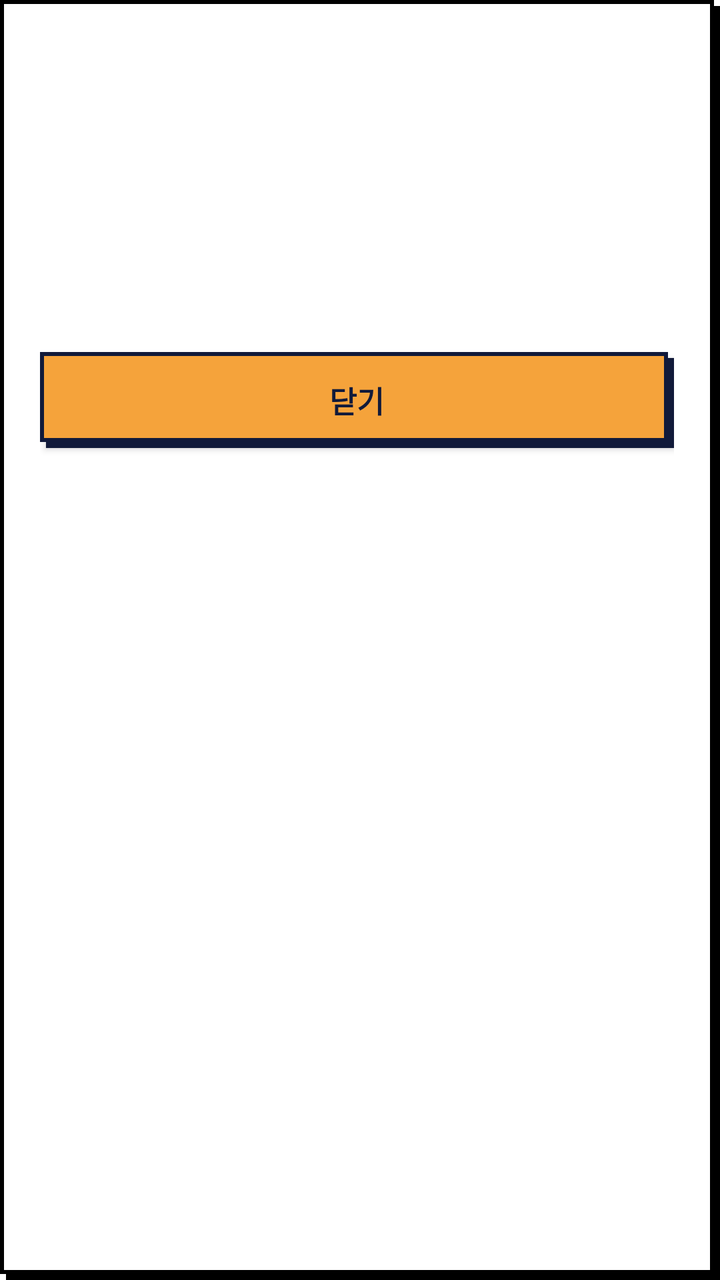
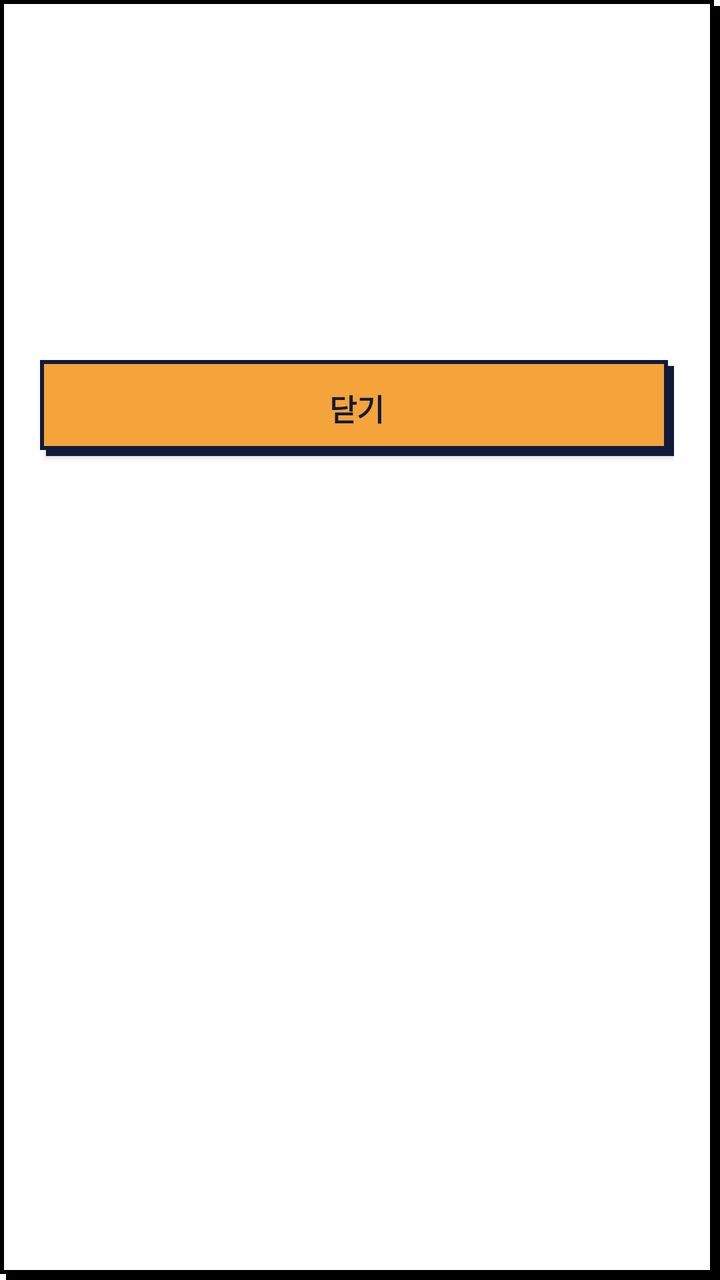

The first picture is an Android layout as it rendered before a commit; the second is the same layout after the commit. The layout source and the unified diff follow.
<!-- AndroidManifest.xml: application theme Theme.Delibuddy -->
<!-- res/layout/dialog_profile.xml -->
<?xml version="1.0" encoding="utf-8"?>
<LinearLayout xmlns:android="http://schemas.android.com/apk/res/android"
    android:layout_width="match_parent"
    android:layout_height="wrap_content"
    android:background="@drawable/bg_pixel_box"
    android:orientation="vertical"
    android:paddingStart="20dp"
    android:paddingTop="20dp"
    android:paddingEnd="23dp"
    android:paddingBottom="23dp">

    <FrameLayout
        android:layout_width="match_parent"
        android:layout_height="wrap_content"
        android:minHeight="140dp">

        
        <LinearLayout
            android:id="@+id/layout_content"
            android:layout_width="match_parent"
            android:layout_height="wrap_content"
            android:orientation="vertical"
            android:visibility="gone">

            <LinearLayout
                android:layout_width="match_parent"
                android:layout_height="wrap_content"
                android:gravity="center_vertical"
                android:orientation="horizontal">

                
                <ImageView
                    android:id="@+id/image_profile"
                    android:layout_width="80dp"
                    android:layout_height="80dp"
                    android:background="@drawable/bg_pixel_box"
                    android:contentDescription="@string/mypage_profile_image_desc"
                    android:paddingStart="4dp"
                    android:paddingTop="4dp"
                    android:paddingEnd="7dp"
                    android:paddingBottom="7dp"
                    android:scaleType="centerCrop"
                    android:src="@drawable/mypage_icon" />

                <LinearLayout
                    android:layout_width="0dp"
                    android:layout_height="wrap_content"
                    android:layout_marginStart="16dp"
                    android:layout_weight="1"
                    android:orientation="vertical">

                    <TextView
                        android:id="@+id/text_nickname"
                        android:layout_width="match_parent"
                        android:layout_height="wrap_content"
                        android:textColor="#2B2D42"
                        android:textSize="20sp"
                        android:textStyle="bold" />

                    <TextView
                        android:id="@+id/text_mode"
                        android:layout_width="wrap_content"
                        android:layout_height="wrap_content"
                        android:layout_marginTop="6dp"
                        android:background="#2B2D42"
                        android:paddingHorizontal="8dp"
                        android:paddingVertical="3dp"
                        android:textColor="@android:color/white"
                        android:textSize="12sp" />
                </LinearLayout>
            </LinearLayout>

            <TextView
                android:id="@+id/text_bio"
                android:layout_width="match_parent"
                android:layout_height="wrap_content"
                android:layout_marginTop="16dp"
                android:textColor="#2B2D42"
                android:textSize="14sp" />

            <TextView
                android:id="@+id/text_manner"
                android:layout_width="match_parent"
                android:layout_height="wrap_content"
                android:layout_marginTop="12dp"
                android:textColor="#2B2D42"
                android:textSize="14sp"
                android:textStyle="bold" />
        </LinearLayout>

        
        <TextView
            android:id="@+id/text_message"
            android:layout_width="match_parent"
            android:layout_height="match_parent"
            android:gravity="center"
            android:textColor="#2B2D42"
            android:textSize="14sp"
            android:visibility="gone" />
    </FrameLayout>

    <androidx.appcompat.widget.AppCompatButton
        android:id="@+id/button_close"
        android:layout_width="match_parent"
        android:layout_height="wrap_content"
        android:layout_marginTop="16dp"
        android:minHeight="48dp"
        android:background="@drawable/bg_pixel_button"
        android:theme="@style/GlobalAlertDialogTheme"
        android:text="@string/profile_dialog_close"
        android:textColor="@color/navy"
        android:textSize="15sp"
        android:textStyle="bold" />
</LinearLayout>
<!-- resources referenced by this layout -->
<resources>
  <color name="navy">#111A3A</color>
  <!-- drawable bg_pixel_box (drawable) -->
  <?xml version="1.0" encoding="utf-8"?>
  <layer-list xmlns:android="http://schemas.android.com/apk/res/android">
      
      <item
          android:left="@dimen/pixel_shadow"
          android:top="@dimen/pixel_shadow">
          <shape android:shape="rectangle">
              <solid android:color="@color/black" />
          </shape>
      </item>
      
      <item
          android:right="@dimen/pixel_shadow"
          android:bottom="@dimen/pixel_shadow">
          <shape android:shape="rectangle">
              <solid android:color="@color/white" />
              <stroke
                  android:width="@dimen/pixel_stroke"
                  android:color="@color/black" />
          </shape>
      </item>
  </layer-list>
  <!-- drawable bg_pixel_button (drawable) -->
  <?xml version="1.0" encoding="utf-8"?>
  <layer-list xmlns:android="http://schemas.android.com/apk/res/android">
      
      <item android:top="@dimen/pixel_shadow" android:left="@dimen/pixel_shadow">
          <shape android:shape="rectangle">
              <solid android:color="@color/navy" />
          </shape>
      </item>
      
      <item
          android:bottom="@dimen/pixel_shadow"
          android:right="@dimen/pixel_shadow">
          <shape android:shape="rectangle">
              <solid android:color="?attr/globalAlertButtonFill" />
              <stroke android:width="@dimen/pixel_stroke" android:color="@color/navy" />
          </shape>
      </item>
  </layer-list>
  <!-- drawable mypage_icon: png bitmap (drawable, 428526 bytes) -->
  <string name="mypage_profile_image_desc">프로필 사진</string>
  <string name="profile_dialog_close">닫기</string>
  <style name="GlobalAlertDialogTheme">
          <item name="globalAlertIcon">@drawable/alert_question</item>
          <item name="globalAlertButtonFill">@color/point_orange</item>
          <item name="globalAlertConfirmTextColor">@color/navy</item>
      </style>
  <style name="Theme.Delibuddy" parent="Theme.MaterialComponents.DayNight.NoActionBar">
          
          <item name="colorPrimary">@color/background</item>
          <item name="colorPrimaryVariant">@color/purple_700</item>
          <item name="colorOnPrimary">@color/white</item>
          
          <item name="colorSecondary">@color/teal_200</item>
          <item name="colorSecondaryVariant">@color/teal_700</item>
          <item name="colorOnSecondary">@color/black</item>
          
          <item name="android:statusBarColor">?attr/colorPrimaryVariant</item>
          
          <item name="fontFamily">@font/mulmaru</item>
      </style>
  <dimen name="pixel_shadow">3dp</dimen>
  <color name="black">#FF000000</color>
  <color name="white">#FFFFFFFF</color>
  <dimen name="pixel_stroke">2dp</dimen>
  <!-- drawable alert_question: png bitmap (drawable, 7850 bytes) -->
  <color name="point_orange">#F5A33B</color>
  <color name="background">#FFF4CF</color>
  <color name="purple_700">#FF3700B3</color>
  <color name="teal_200">#FF03DAC5</color>
  <color name="teal_700">#FF018786</color>
</resources>

<!-- the commit's change to res/layout/dialog_profile.xml (unified diff, before → after) -->
@@ -12,6 +12,7 @@
     <FrameLayout
         android:layout_width="match_parent"
         android:layout_height="wrap_content"
+        android:layout_marginBottom="12dp"
         android:minHeight="140dp">
 
         
@@ -99,11 +100,47 @@
             android:visibility="gone" />
     </FrameLayout>
 
+    <LinearLayout
+        android:id="@+id/layout_host_actions"
+        android:layout_width="match_parent"
+        android:layout_height="wrap_content"
+        android:layout_marginTop="8dp"
+        android:orientation="horizontal"
+        android:visibility="gone">
+
+        <androidx.appcompat.widget.AppCompatButton
+            android:id="@+id/button_view_order"
+            android:layout_marginEnd="8dp"
+            android:layout_width="0dp"
+            android:layout_weight="1"
+            android:layout_height="wrap_content"
+            android:minHeight="48dp"
+            android:background="@drawable/bg_pixel_button"
+            android:theme="@style/GlobalAlertDialogCancelButtonTheme"
+            android:text="@string/profile_view_order"
+            android:textColor="@color/navy"
+            android:textSize="15sp"
+            android:textStyle="bold" />
+
+        <androidx.appcompat.widget.AppCompatButton
+            android:id="@+id/button_remove_participant"
+            android:layout_width="0dp"
+            android:layout_weight="1"
+            android:layout_height="wrap_content"
+            android:minHeight="48dp"
+            android:background="@drawable/bg_pixel_button"
+            android:theme="@style/GlobalAlertDialogDangerTheme"
+            android:text="@string/profile_remove_participant"
+            android:textColor="@color/white"
+            android:textSize="15sp"
+            android:textStyle="bold" />
+    </LinearLayout>
+
     <androidx.appcompat.widget.AppCompatButton
         android:id="@+id/button_close"
         android:layout_width="match_parent"
         android:layout_height="wrap_content"
-        android:layout_marginTop="16dp"
+        android:layout_marginTop="8dp"
         android:minHeight="48dp"
         android:background="@drawable/bg_pixel_button"
         android:theme="@style/GlobalAlertDialogTheme"
<!-- resource entries referenced after the edit -->
@@ -46,6 +46,16 @@
   <!-- drawable mypage_icon: png bitmap (drawable, 428526 bytes) -->
   <string name="mypage_profile_image_desc">프로필 사진</string>
   <string name="profile_dialog_close">닫기</string>
+  <string name="profile_remove_participant">강제 퇴장</string>
+  <string name="profile_view_order">메뉴 확인</string>
+  <style name="GlobalAlertDialogCancelButtonTheme">
+          <item name="globalAlertButtonFill">@color/mode_off</item>
+      </style>
+  <style name="GlobalAlertDialogDangerTheme" parent="GlobalAlertDialogTheme">
+          <item name="globalAlertIcon">@drawable/alert_warning</item>
+          <item name="globalAlertButtonFill">@color/button_red</item>
+          <item name="globalAlertConfirmTextColor">@color/white</item>
+      </style>
   <style name="GlobalAlertDialogTheme">
           <item name="globalAlertIcon">@drawable/alert_question</item>
           <item name="globalAlertButtonFill">@color/point_orange</item>
@@ -69,6 +79,9 @@
   <color name="black">#FF000000</color>
   <color name="white">#FFFFFFFF</color>
   <dimen name="pixel_stroke">2dp</dimen>
+  <color name="mode_off">#FCE8A6</color>
+  <!-- drawable alert_warning: png bitmap (drawable, 7797 bytes) -->
+  <color name="button_red">#E0383E</color>
   <!-- drawable alert_question: png bitmap (drawable, 7850 bytes) -->
   <color name="point_orange">#F5A33B</color>
   <color name="background">#FFF4CF</color>
